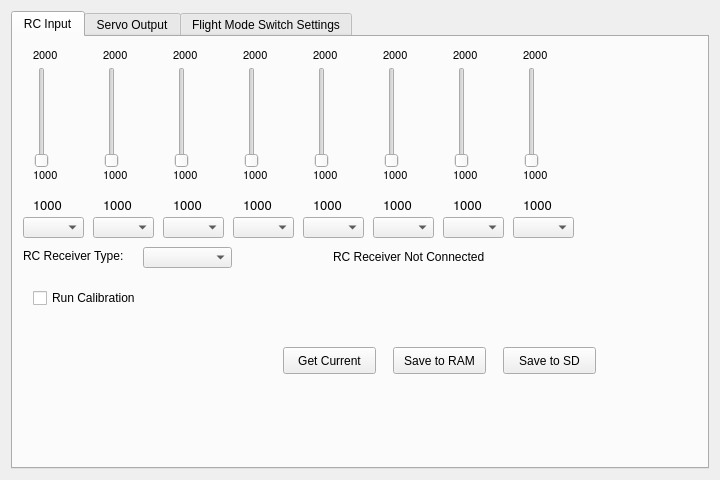
Above: ground/openpilotgcs/src/plugins/config/settingswidget.ui from openpilot/OpenPilot before the change. Below: the same form after it.
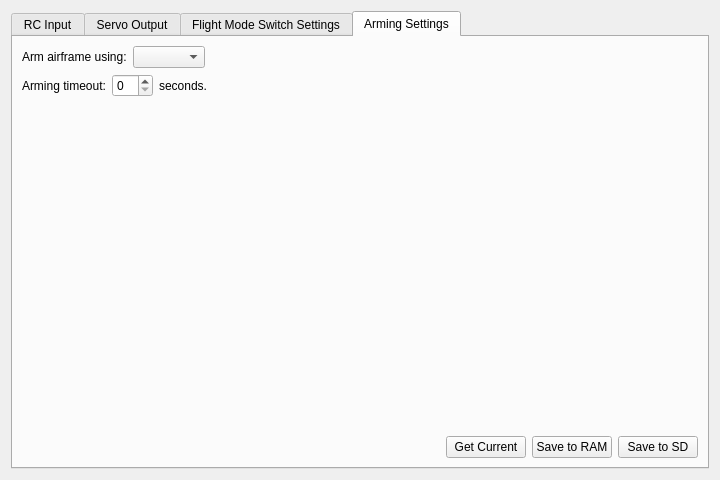
That is the form after the change. The open tabs and pages were chosen to show the change.

Commit message: OP-311 New "Arming" tab in the config widget to setup how the airframe is armed.

Patch:
```diff
--- a/ground/openpilotgcs/src/plugins/config/settingswidget.ui
+++ b/ground/openpilotgcs/src/plugins/config/settingswidget.ui
@@ -2776,6 +2776,136 @@
        </property>
       </widget>
      </widget>
+     <widget class="QWidget" name="tab_4">
+      <attribute name="title">
+       <string>Arming Settings</string>
+      </attribute>
+      <layout class="QVBoxLayout" name="verticalLayout_2">
+       <item>
+        <layout class="QHBoxLayout" name="horizontalLayout">
+         <item>
+          <widget class="QLabel" name="label_17">
+           <property name="text">
+            <string>Arm airframe using:</string>
+           </property>
+          </widget>
+         </item>
+         <item>
+          <widget class="QComboBox" name="armControl">
+           <property name="toolTip">
+            <string>Indicate the control used for arming the airframe.</string>
+           </property>
+          </widget>
+         </item>
+         <item>
+          <spacer name="horizontalSpacer">
+           <property name="orientation">
+            <enum>Qt::Horizontal</enum>
+           </property>
+           <property name="sizeHint" stdset="0">
+            <size>
+             <width>40</width>
+             <height>20</height>
+            </size>
+           </property>
+          </spacer>
+         </item>
+        </layout>
+       </item>
+       <item>
+        <layout class="QHBoxLayout" name="horizontalLayout_2">
+         <item>
+          <widget class="QLabel" name="label_18">
+           <property name="text">
+            <string>Arming timeout:</string>
+           </property>
+          </widget>
+         </item>
+         <item>
+          <widget class="QSpinBox" name="armTimeout">
+           <property name="toolTip">
+            <string>After the time indicated here, the frame will be disarmed.</string>
+           </property>
+           <property name="maximum">
+            <number>64</number>
+           </property>
+          </widget>
+         </item>
+         <item>
+          <widget class="QLabel" name="label_19">
+           <property name="text">
+            <string>seconds.</string>
+           </property>
+          </widget>
+         </item>
+         <item>
+          <spacer name="horizontalSpacer_2">
+           <property name="orientation">
+            <enum>Qt::Horizontal</enum>
+           </property>
+           <property name="sizeHint" stdset="0">
+            <size>
+             <width>40</width>
+             <height>20</height>
+            </size>
+           </property>
+          </spacer>
+         </item>
+        </layout>
+       </item>
+       <item>
+        <spacer name="verticalSpacer">
+         <property name="orientation">
+          <enum>Qt::Vertical</enum>
+         </property>
+         <property name="sizeHint" stdset="0">
+          <size>
+           <width>20</width>
+           <height>40</height>
+          </size>
+         </property>
+        </spacer>
+       </item>
+       <item>
+        <layout class="QHBoxLayout" name="horizontalLayout_3">
+         <item>
+          <spacer name="horizontalSpacer_3">
+           <property name="orientation">
+            <enum>Qt::Horizontal</enum>
+           </property>
+           <property name="sizeHint" stdset="0">
+            <size>
+             <width>40</width>
+             <height>20</height>
+            </size>
+           </property>
+          </spacer>
+         </item>
+         <item>
+          <widget class="QPushButton" name="getArmCurrent">
+           <property name="text">
+            <string>Get Current</string>
+           </property>
+          </widget>
+         </item>
+         <item>
+          <widget class="QPushButton" name="saveArmToRAM">
+           <property name="text">
+            <string>Save to RAM</string>
+           </property>
+          </widget>
+         </item>
+         <item>
+          <widget class="QPushButton" name="saveArmToSD">
+           <property name="text">
+            <string>Save to SD</string>
+           </property>
+          </widget>
+         </item>
+        </layout>
+       </item>
+      </layout>
+     </widget>
     </widget>
    </item>
   </layout>
```
Left out of the diff: 3 changed lines with no effect on the pictures. The commit also changes 1 other file.
